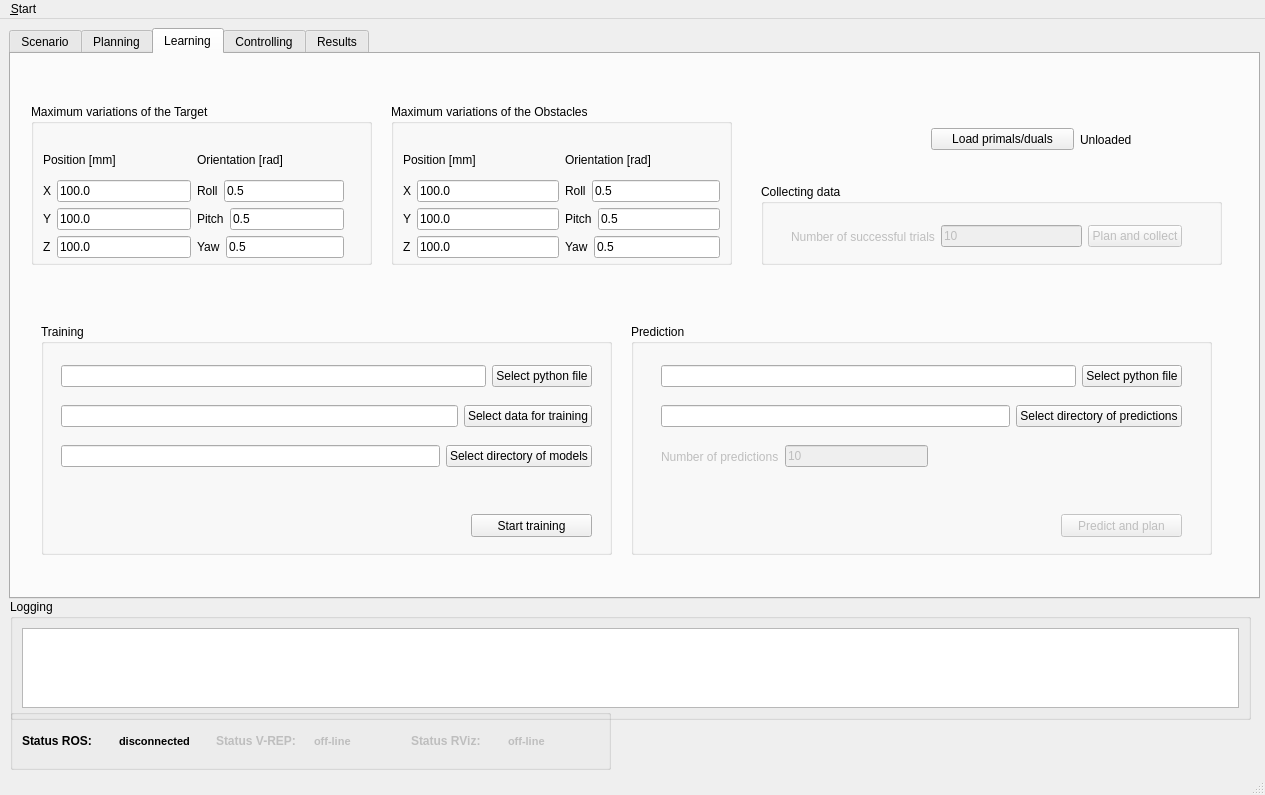
The window that ui/main_window.ui (zohannn/motion_manager) describes before a commit, drawn with Qt 5.
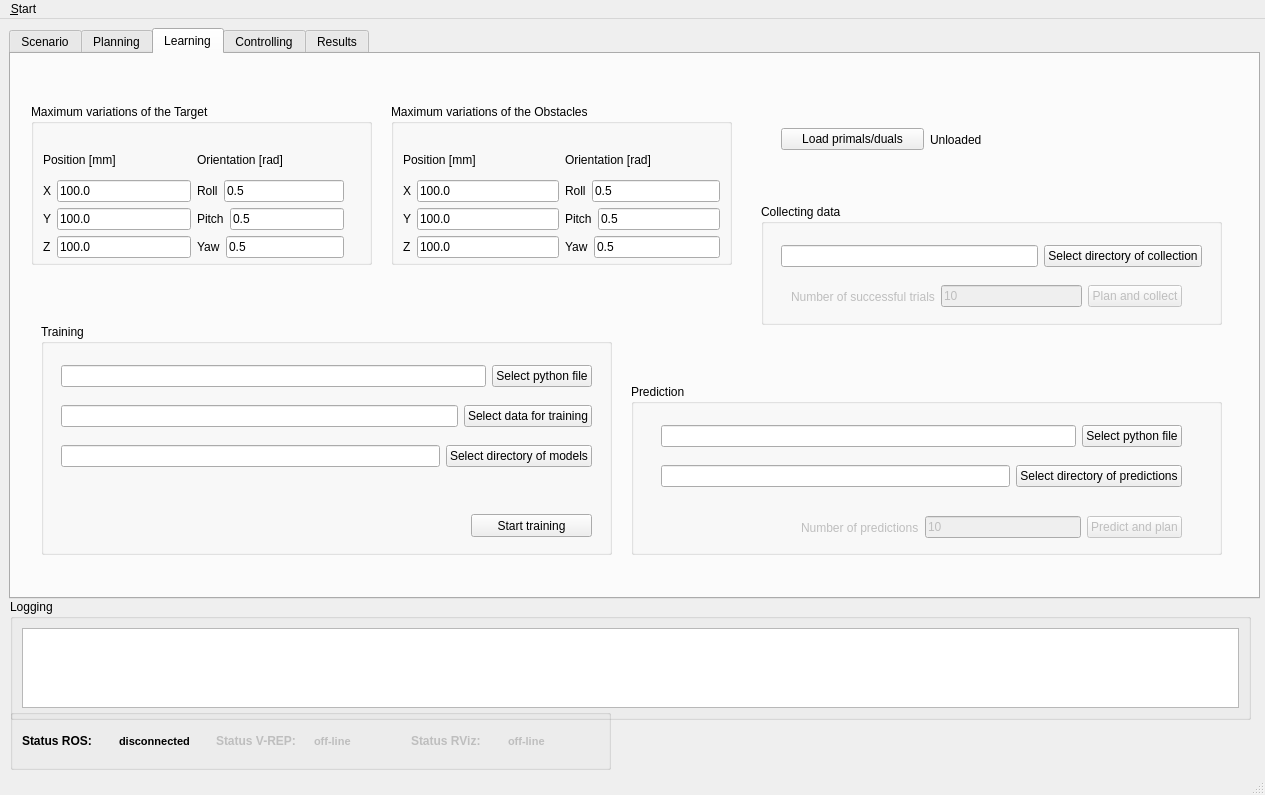
The same window after the commit. The open tabs and pages were chosen to show the change. Icons and pictures are not drawn. Custom widgets are drawn as their Qt base class.

Patch:
```diff
--- a/ui/main_window.ui
+++ b/ui/main_window.ui
@@ -1061,9 +1061,9 @@
       <property name="geometry">
        <rect>
         <x>750</x>
-        <y>130</y>
+        <y>150</y>
         <width>461</width>
-        <height>81</height>
+        <height>121</height>
        </rect>
       </property>
       <property name="title">
@@ -1073,7 +1073,7 @@
        <property name="geometry">
         <rect>
          <x>30</x>
-         <y>40</y>
+         <y>80</y>
          <width>391</width>
          <height>25</height>
         </rect>
@@ -1111,6 +1111,31 @@
         </item>
        </layout>
       </widget>
+      <widget class="QWidget" name="layoutWidget_53">
+       <property name="geometry">
+        <rect>
+         <x>20</x>
+         <y>40</y>
+         <width>421</width>
+         <height>25</height>
+        </rect>
+       </property>
+       <layout class="QHBoxLayout" name="horizontalLayout_295">
+        <item>
+         <widget class="QLineEdit" name="lineEdit_collections"/>
+        </item>
+        <item>
+         <widget class="QPushButton" name="pushButton_collections">
+          <property name="text">
+           <string>Select directory of collection</string>
+          </property>
+         </widget>
+        </item>
+       </layout>
+      </widget>
+      <zorder>layoutWidget</zorder>
+      <zorder>layoutWidget_53</zorder>
+      <zorder>groupBox_prediction</zorder>
      </widget>
      <widget class="QGroupBox" name="groupBox_training">
       <property name="geometry">
@@ -1208,30 +1233,14 @@
       <property name="geometry">
        <rect>
         <x>620</x>
-        <y>270</y>
-        <width>581</width>
-        <height>231</height>
+        <y>330</y>
+        <width>591</width>
+        <height>171</height>
        </rect>
       </property>
       <property name="title">
        <string>Prediction</string>
       </property>
-      <widget class="QPushButton" name="pushButton_pred_plan">
-       <property name="enabled">
-        <bool>false</bool>
-       </property>
-       <property name="geometry">
-        <rect>
-         <x>430</x>
-         <y>190</y>
-         <width>121</width>
-         <height>23</height>
-        </rect>
-       </property>
-       <property name="text">
-        <string>Predict and plan</string>
-       </property>
-      </widget>
       <widget class="QWidget" name="layoutWidget">
        <property name="geometry">
         <rect>
@@ -1279,12 +1288,14 @@
       <widget class="QWidget" name="layoutWidget">
        <property name="geometry">
         <rect>
-         <x>30</x>
-         <y>120</y>
-         <width>267</width>
-         <height>25</height>
+         <x>170</x>
+         <y>130</y>
+         <width>381</width>
+         <height>27</height>
         </rect>
        </property>
+       <layout class="QHBoxLayout" name="horizontalLayout_294">
+        <item>
        <layout class="QHBoxLayout" name="horizontalLayout_65">
         <item>
          <widget class="QLabel" name="label_n_predictions">
@@ -1307,6 +1318,18 @@
          </widget>
         </item>
        </layout>
+        </item>
+        <item>
+         <widget class="QPushButton" name="pushButton_pred_plan">
+          <property name="enabled">
+           <bool>false</bool>
+          </property>
+          <property name="text">
+           <string>Predict and plan</string>
+          </property>
+         </widget>
+        </item>
+       </layout>
       </widget>
      </widget>
      <widget class="QGroupBox" name="groupBox_obsts_var">
@@ -1622,7 +1645,7 @@
      <widget class="QWidget" name="layoutWidget">
       <property name="geometry">
        <rect>
-        <x>920</x>
+        <x>770</x>
         <y>70</y>
         <width>291</width>
         <height>31</height>
```
Lines whose indentation alone changed are shown as unchanged.
